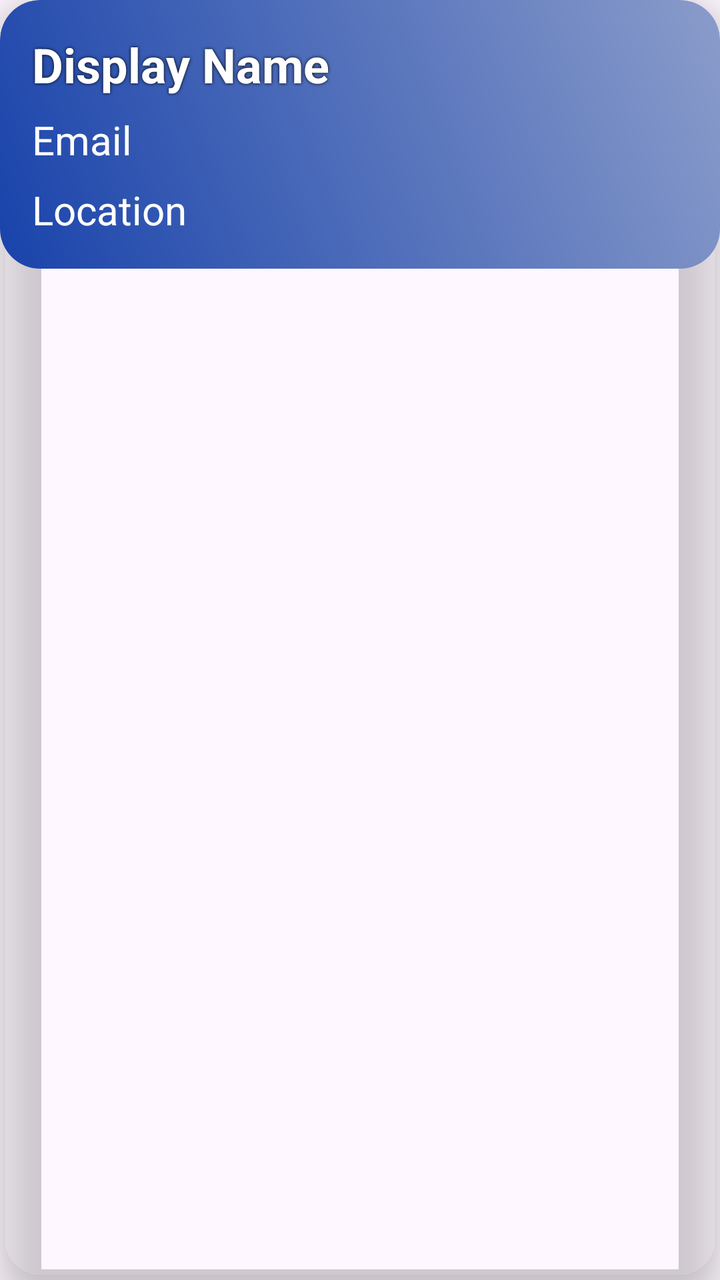
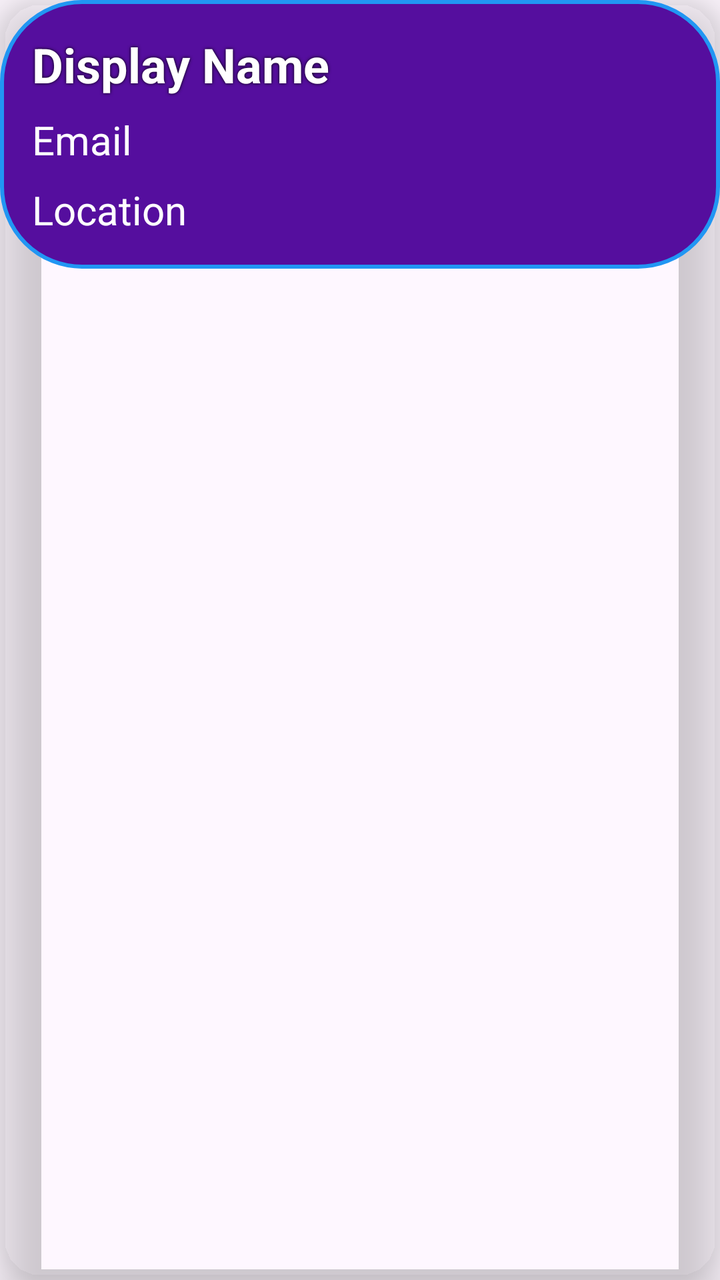

Compare the two renders of this Android layout. The source of the first and the diff that turns it into the second are given below.
<!-- AndroidManifest.xml: application theme Theme.ShareSpot -->
<!-- res/layout/item_user.xml -->
<?xml version="1.0" encoding="utf-8"?>
<androidx.cardview.widget.CardView xmlns:android="http://schemas.android.com/apk/res/android"
    xmlns:tools="http://schemas.android.com/tools"
    xmlns:app="http://schemas.android.com/apk/res-auto"
    android:layout_width="match_parent"
    android:layout_marginTop="12dp"
    android:layout_marginHorizontal="12dp"
    app:cardElevation="15dp"
    app:cardCornerRadius="20dp"
    android:backgroundTint="@android:color/transparent"
    android:layout_height="wrap_content">

    <androidx.constraintlayout.widget.ConstraintLayout
        android:layout_width="match_parent"
        android:padding="16dp"
        android:layout_height="wrap_content"
        android:background="@drawable/card_gradient_background"
        android:clipToPadding="false">

        <TextView
            android:id="@+id/displayNameTxt"
            android:layout_width="0dp"
            android:layout_height="wrap_content"
            android:text="Display Name"
            android:textColor="#FFFFFF"
            android:textSize="24sp"
            android:textStyle="bold"
            android:shadowColor="#000000"
            android:shadowRadius="4"
            app:layout_constraintEnd_toEndOf="parent"
            app:layout_constraintStart_toStartOf="parent"
            app:layout_constraintTop_toTopOf="parent" />

        <TextView
            android:id="@+id/emailTxt"
            android:layout_width="0dp"
            android:layout_height="wrap_content"
            android:text="Email"
            android:textColor="#FFFFFF"
            android:textSize="20sp"
            android:layout_marginTop="8dp"
            app:layout_constraintEnd_toEndOf="@+id/displayNameTxt"
            app:layout_constraintStart_toStartOf="@+id/displayNameTxt"
            app:layout_constraintTop_toBottomOf="@+id/displayNameTxt" />

        <TextView
            android:id="@+id/locationTxt"
            android:layout_width="0dp"
            android:layout_height="wrap_content"
            android:layout_marginTop="8dp"
            android:text="Location"
            android:textColor="#FFFFFF"
            android:textSize="20sp"
            app:layout_constraintBottom_toBottomOf="parent"
            app:layout_constraintEnd_toEndOf="@+id/emailTxt"
            app:layout_constraintStart_toStartOf="@+id/emailTxt"
            app:layout_constraintTop_toBottomOf="@+id/emailTxt" />

    </androidx.constraintlayout.widget.ConstraintLayout>
</androidx.cardview.widget.CardView>
<!-- resources referenced by this layout -->
<resources>
  <!-- drawable card_gradient_background (drawable) -->
  <?xml version="1.0" encoding="utf-8"?>
  <shape xmlns:android="http://schemas.android.com/apk/res/android">
      <gradient
          android:startColor="#1943AB"
          android:endColor="#8A9CCA"
          android:angle="45"/>
      <corners android:radius="20dp"/>
  </shape>
  <style name="Theme.ShareSpot" parent="Base.Theme.ShareSpot" />
  <style name="Base.Theme.ShareSpot" parent="Theme.Material3.DayNight.NoActionBar">
          
          
      </style>
</resources>

<!-- the commit's change to res/layout/item_user.xml (unified diff, before → after) -->
@@ -14,7 +14,7 @@
         android:layout_width="match_parent"
         android:padding="16dp"
         android:layout_height="wrap_content"
-        android:background="@drawable/card_gradient_background"
+        android:background="@drawable/profile_button_bg"
         android:clipToPadding="false">
 
         <TextView
<!-- resource entries referenced after the edit -->
@@ -1,14 +1,23 @@
 <!-- resources referenced by this layout -->
 <resources>
-  <!-- drawable card_gradient_background (drawable) -->
+  <!-- drawable profile_button_bg (drawable) -->
   <?xml version="1.0" encoding="utf-8"?>
-  <shape xmlns:android="http://schemas.android.com/apk/res/android">
-      <gradient
-          android:startColor="#1943AB"
-          android:endColor="#8A9CCA"
-          android:angle="45"/>
-      <corners android:radius="20dp"/>
-  </shape>
+  <selector xmlns:android="http://schemas.android.com/apk/res/android">
+      <item android:state_pressed="true">
+          <shape>
+              <solid android:color="#90CAF9"/> 
+              <corners android:radius="40dp"/> 
+              <stroke android:width="2dp" android:color="#2196F3"/> 
+          </shape>
+      </item>
+      <item>
+          <shape>
+              <solid android:color="#550E9E"/> 
+              <corners android:radius="40dp"/> 
+              <stroke android:width="2dp" android:color="#2196F3"/> 
+          </shape>
+      </item>
+  </selector>
   <style name="Theme.ShareSpot" parent="Base.Theme.ShareSpot" />
   <style name="Base.Theme.ShareSpot" parent="Theme.Material3.DayNight.NoActionBar">
           
